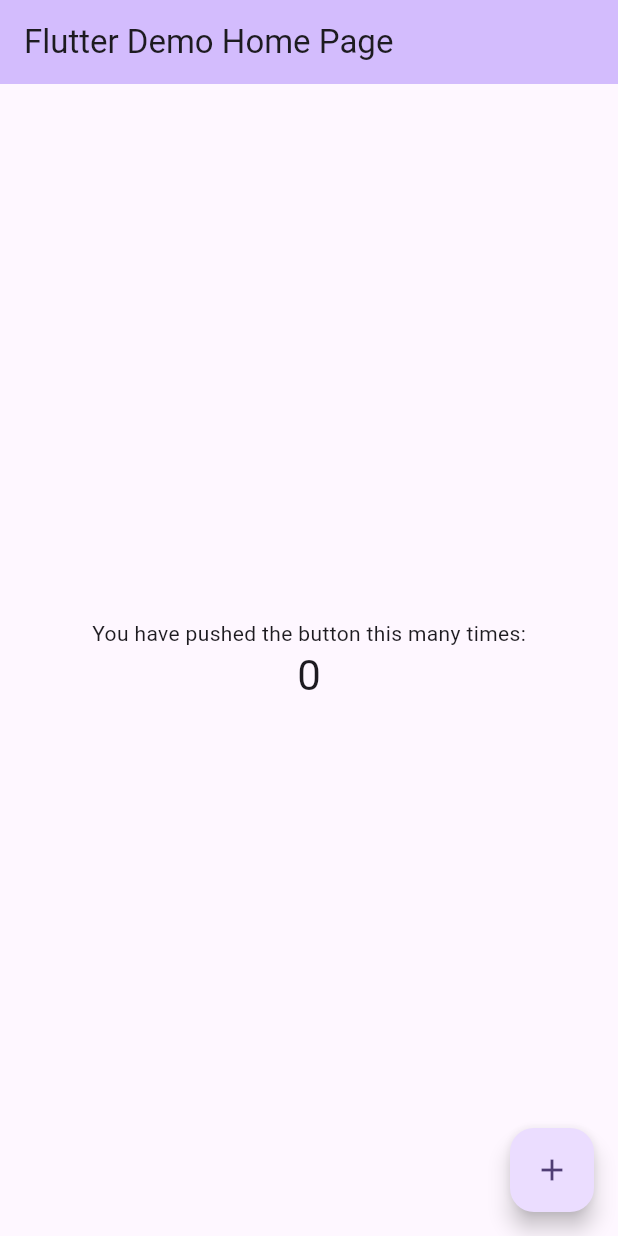
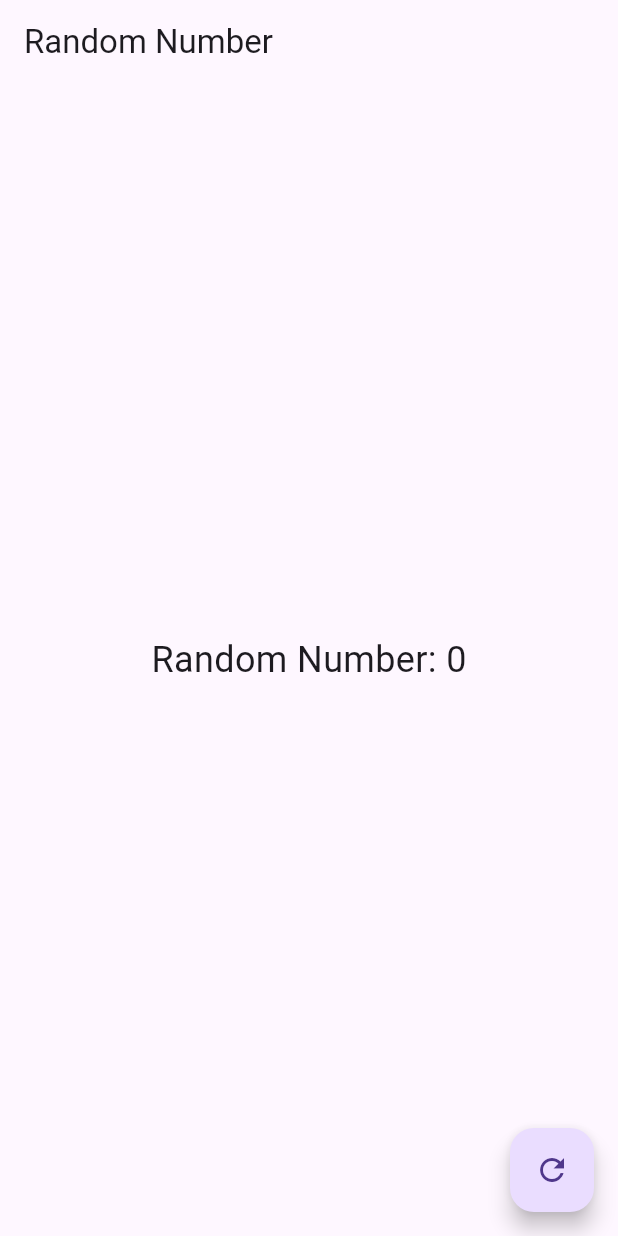
Before and after one commit to riotrip/mobile-smt5, a Flutter app: the screen it shows after launch, on a phone screen of 412 x 824 dp. Run offline on Flutter 3.47's test engine with Material 3 defaults, Android fonts, the phone set to English and light mode, and no system bars.

Commit message:
feat: add praktikum 7

```diff
--- a/bloc_random_rio/lib/main.dart
+++ b/bloc_random_rio/lib/main.dart
@@ -1,4 +1,5 @@
 import 'package:flutter/material.dart';
+import 'random_screen.dart';
 
 void main() {
   runApp(const MyApp());
@@ -7,116 +8,12 @@ void main() {
 class MyApp extends StatelessWidget {
   const MyApp({super.key});
 
-  // This widget is the root of your application.
   @override
   Widget build(BuildContext context) {
     return MaterialApp(
       title: 'Flutter Demo',
-      theme: ThemeData(
-        // This is the theme of your application.
-        //
-        // TRY THIS: Try running your application with "flutter run". You'll see
-        // the application has a purple toolbar. Then, without quitting the app,
-        // try changing the seedColor in the colorScheme below to Colors.green
-        // and then invoke "hot reload" (save your changes or press the "hot
-        // reload" button in a Flutter-supported IDE, or press "r" if you used
-        // the command line to start the app).
-        //
-        // Notice that the counter didn't reset back to zero; the application
-        // state is not lost during the reload. To reset the state, use hot
-        // restart instead.
-        //
-        // This works for code too, not just values: Most code changes can be
-        // tested with just a hot reload.
-        colorScheme: .fromSeed(seedColor: Colors.deepPurple),
-      ),
-      home: const MyHomePage(title: 'Flutter Demo Home Page'),
+      theme: ThemeData(primarySwatch: Colors.blue),
+      home: const RandomScreen(),
     );
   }
 }
-
-class MyHomePage extends StatefulWidget {
-  const MyHomePage({super.key, required this.title});
-
-  // This widget is the home page of your application. It is stateful, meaning
-  // that it has a State object (defined below) that contains fields that affect
-  // how it looks.
-
-  // This class is the configuration for the state. It holds the values (in this
-  // case the title) provided by the parent (in this case the App widget) and
-  // used by the build method of the State. Fields in a Widget subclass are
-  // always marked "final".
-
-  final String title;
-
-  @override
-  State<MyHomePage> createState() => _MyHomePageState();
-}
-
-class _MyHomePageState extends State<MyHomePage> {
-  int _counter = 0;
-
-  void _incrementCounter() {
-    setState(() {
-      // This call to setState tells the Flutter framework that something has
-      // changed in this State, which causes it to rerun the build method below
-      // so that the display can reflect the updated values. If we changed
-      // _counter without calling setState(), then the build method would not be
-      // called again, and so nothing would appear to happen.
-      _counter++;
-    });
-  }
-
-  @override
-  Widget build(BuildContext context) {
-    // This method is rerun every time setState is called, for instance as done
-    // by the _incrementCounter method above.
-    //
-    // The Flutter framework has been optimized to make rerunning build methods
-    // fast, so that you can just rebuild anything that needs updating rather
-    // than having to individually change instances of widgets.
-    return Scaffold(
-      appBar: AppBar(
-        // TRY THIS: Try changing the color here to a specific color (to
-        // Colors.amber, perhaps?) and trigger a hot reload to see the AppBar
-        // change color while the other colors stay the same.
-        backgroundColor: Theme.of(context).colorScheme.inversePrimary,
-        // Here we take the value from the MyHomePage object that was created by
-        // the App.build method, and use it to set our appbar title.
-        title: Text(widget.title),
-      ),
-      body: Center(
-        // Center is a layout widget. It takes a single child and positions it
-        // in the middle of the parent.
-        child: Column(
-          // Column is also a layout widget. It takes a list of children and
-          // arranges them vertically. By default, it sizes itself to fit its
-          // children horizontally, and tries to be as tall as its parent.
-          //
-          // Column has various properties to control how it sizes itself and
-          // how it positions its children. Here we use mainAxisAlignment to
-          // center the children vertically; the main axis here is the vertical
-          // axis because Columns are vertical (the cross axis would be
-          // horizontal).
-          //
-          // TRY THIS: Invoke "debug painting" (choose the "Toggle Debug Paint"
-          // action in the IDE, or press "p" in the console), to see the
-          // wireframe for each widget.
-          mainAxisAlignment: .center,
-          children: [
-            const Text('You have pushed the button this many times:'),
-            Text(
-              '$_counter',
-              style: Theme.of(context).textTheme.headlineMedium,
-            ),
-          ],
-        ),
-      ),
-      floatingActionButton: FloatingActionButton(
-        onPressed: _incrementCounter,
-        tooltip: 'Increment',
-        child: const Icon(Icons.add),
-      ),
-    );
-  }
-}
--- /dev/null
+++ b/bloc_random_rio/lib/random_bloc.dart
@@ -0,0 +1,27 @@
+import 'dart:async';
+import 'dart:math';
+
+class RandomNumberBloc {
+  // StreamController for input events
+  final _generateRandomController = StreamController<void>();
+  // StreamController for output
+  final _randomNumberController = StreamController<int>();
+  // Input Sink
+  Sink<void> get generateRandom => _generateRandomController.sink;
+  // Output Stream
+  Stream<int> get randomNumber => _randomNumberController.stream;
+
+  RandomNumberBloc() {
+    _generateRandomController.stream.listen((_) {
+      final randomNumber = Random().nextInt(
+        10,
+      );
+      _randomNumberController.sink.add(randomNumber);
+    });
+  }
+
+  void dispose() {
+    _generateRandomController.close();
+    _randomNumberController.close();
+  }
+}
--- /dev/null
+++ b/bloc_random_rio/lib/random_screen.dart
@@ -0,0 +1,42 @@
+import 'package:flutter/material.dart';
+import 'random_bloc.dart';
+
+class RandomScreen extends StatefulWidget {
+  const RandomScreen({super.key});
+
+  @override
+  _RandomScreenState createState() => _RandomScreenState();
+}
+
+class _RandomScreenState extends State<RandomScreen> {
+  final _bloc = RandomNumberBloc();
+
+  @override
+  Widget build(BuildContext context) {
+    return Scaffold(
+      appBar: AppBar(title: const Text('Random Number')),
+      body: Center(
+        child: StreamBuilder<int>(
+          stream: _bloc.randomNumber,
+          initialData: 0,
+          builder: (context, snapshot) {
+            return Text(
+              'Random Number: ${snapshot.data}',
+              style: const TextStyle(fontSize: 24),
+            );
+          },
+        ),
+      ),
+      floatingActionButton: FloatingActionButton(
+        onPressed: () => _bloc.generateRandom.add(null),
+        child: const Icon(Icons.refresh),
+      ),
+    );
+  }
+
+  @override
+  void dispose() {
+    _bloc.dispose();
+    super.dispose();
+  }
+}
```
Also changed, not shown: img/prak7_01.png (added), 2 other files.
